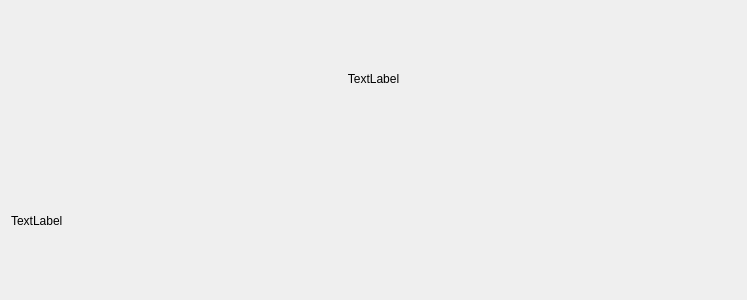
Before: the Qt Designer form qimbl/valuebar.ui in MatthewJCameron/imbl, drawn with Qt 5.
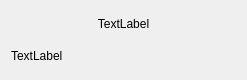
After: the same form once the commit is applied. Custom widgets are drawn as their Qt base class.

The edit to the form file:
```diff
--- a/qimbl/valuebar.ui
+++ b/qimbl/valuebar.ui
@@ -6,8 +6,8 @@
    <rect>
     <x>0</x>
     <y>0</y>
-    <width>747</width>
-    <height>300</height>
+    <width>247</width>
+    <height>80</height>
    </rect>
   </property>
   <property name="windowTitle">
```
